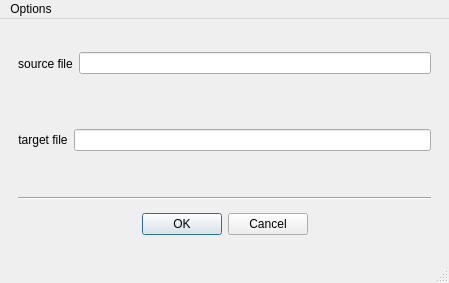
The window that task1/subtask2/cp/mainwindow.ui (WilliamBy/OS-Curriculum-Design) describes before a commit, drawn with Qt 5.
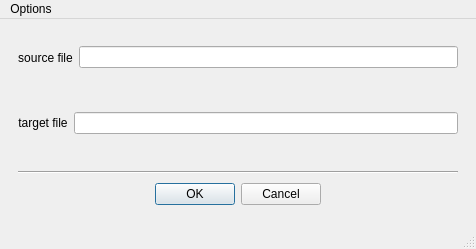
The same window after the commit.

```diff
--- a/task1/subtask2/cp/mainwindow.ui
+++ b/task1/subtask2/cp/mainwindow.ui
@@ -6,8 +6,8 @@
    <rect>
     <x>0</x>
     <y>0</y>
-    <width>449</width>
-    <height>283</height>
+    <width>476</width>
+    <height>249</height>
    </rect>
   </property>
   <property name="windowTitle">
@@ -94,7 +94,7 @@
     <rect>
      <x>0</x>
      <y>0</y>
-     <width>449</width>
+     <width>476</width>
      <height>28</height>
     </rect>
    </property>
```
